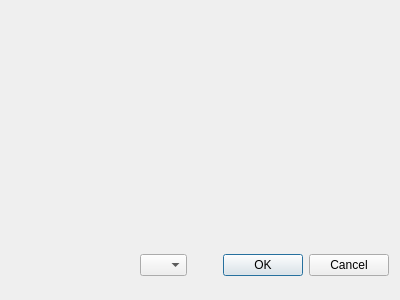
Valere21/JsonToExcel, file code source/ruleorganizer.ui: the form before one commit.
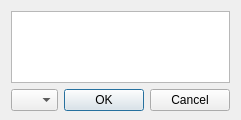
The form after the commit.

The edit to the form file:
```diff
--- a/code source/ruleorganizer.ui
+++ b/code source/ruleorganizer.ui
@@ -2,29 +2,39 @@
 <ui version="4.0">
  <class>RuleOrganizer</class>
  <widget class="QDialog" name="RuleOrganizer">
-  <property name="geometry">
-   <rect>
-    <x>0</x>
-    <y>0</y>
-    <width>400</width>
-    <height>300</height>
-   </rect>
+  <property name="sizePolicy">
+   <sizepolicy hsizetype="Expanding" vsizetype="Preferred">
+    <horstretch>0</horstretch>
+    <verstretch>0</verstretch>
+   </sizepolicy>
+  </property>
+  <property name="minimumSize">
+   <size>
+    <width>0</width>
+    <height>0</height>
+   </size>
   </property>
   <property name="windowTitle">
    <string>Dialog</string>
   </property>
-  <widget class="QWidget" name="">
-   <property name="geometry">
-    <rect>
-     <x>140</x>
-     <y>250</y>
-     <width>249</width>
-     <height>30</height>
-    </rect>
+  <layout class="QVBoxLayout" name="verticalLayout">
+   <property name="sizeConstraint">
+    <enum>QLayout::SetNoConstraint</enum>
    </property>
+   <property name="bottomMargin">
+    <number>9</number>
+   </property>
+   <item>
+    <widget class="QListView" name="listView">
+     <property name="sizeAdjustPolicy">
+      <enum>QAbstractScrollArea::AdjustToContents</enum>
+     </property>
+    </widget>
+   </item>
+   <item>
    <layout class="QHBoxLayout" name="horizontalLayout">
     <property name="sizeConstraint">
-     <enum>QLayout::SetMinimumSize</enum>
+      <enum>QLayout::SetNoConstraint</enum>
     </property>
     <item>
      <widget class="QComboBox" name="comboBox">
@@ -56,7 +66,8 @@
      </widget>
     </item>
    </layout>
-  </widget>
+   </item>
+  </layout>
  </widget>
  <resources/>
  <connections>
```
Lines whose indentation alone changed are shown as unchanged.
